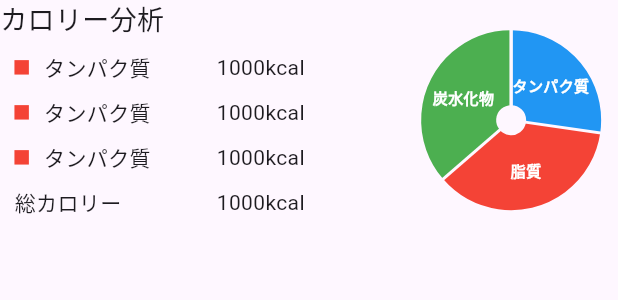
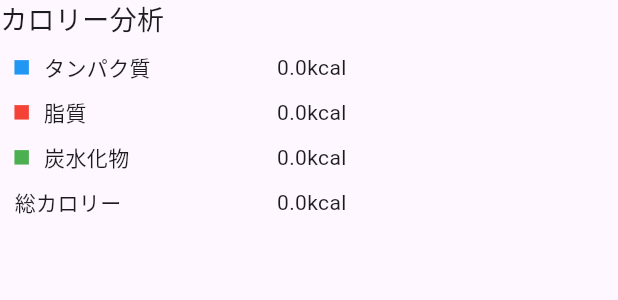
Before and after one commit to iori2513/stoy-flutter, a Flutter app: the NutritionAnalyzeDailyWidget widget shown alone on an empty page, opened directly with empty values, on a phone screen of 412 x 824 dp. Shown: the top 300 px of the screen. Run offline on Flutter 3.47's test engine with Material 3 defaults, Android fonts, the phone set to English and light mode, and no system bars; our stand-ins replace cloud_firestore, equatable, firebase_auth, firebase_core, firebase_storage, flutter_riverpod and 4 more; missing offline and left inert: flutter_calendar_week; accounts and stored records are empty; generated files the repository leaves out were written again.

Commit message:
feature: カロリー分析widget

```diff
--- a/lib/domain/entities/nutrition/nutrition.dart
+++ b/lib/domain/entities/nutrition/nutrition.dart
@@ -16,14 +16,18 @@ class Nutrition with _$Nutrition {
 
 extension NutritionExtension on Nutrition {
   double get proteinCalorie {
-    return (protein * 4);
+    return (protein * 4).floorToDouble();
   }
 
   double get fatCalorie {
-    return (fat * 9);
+    return (fat * 9).floorToDouble();
   }
 
   double get carbohydratesCalorie {
-    return (carbohydrates * 4);
+    return (carbohydrates * 4).floorToDouble();
+  }
+
+  double get totalCalorie {
+    return proteinCalorie + fatCalorie + carbohydratesCalorie;
   }
 }
--- a/lib/presentation/widgets/record/nutrition_analyze_daily_widget.dart
+++ b/lib/presentation/widgets/record/nutrition_analyze_daily_widget.dart
@@ -18,7 +18,7 @@ class NutritionAnalyzeDailyWidget extends StatelessWidget {
       child: Row(
         children: [
           SizedBox(
-            width: 220.w,
+            width: 240.w,
             child: Column(
               mainAxisAlignment: MainAxisAlignment.start,
               children: [
@@ -49,18 +49,15 @@ class NutritionAnalyzeDailyWidget extends StatelessWidget {
                                 Container(
                                   width: 10.w,
                                   height: 10.w,
-                                  color: Colors.red,
+                                  color: Colors.blue,
                                 ),
                                 const SizedBox(width: 10),
                                 const Text('タンパク質'),
                               ],
                             ),
                           ),
-                          SizedBox(
-                            width: 20.w,
-                          ),
-                          const Text('1000kcal'),
                           const Spacer(),
+                          Text('${nutrition.proteinCalorie}kcal'),
                         ],
                       ),
                       const SizedBox(height: 10),
@@ -76,15 +73,12 @@ class NutritionAnalyzeDailyWidget extends StatelessWidget {
                                   color: Colors.red,
                                 ),
                                 const SizedBox(width: 10),
-                                const Text('タンパク質'),
+                                const Text('脂質'),
                               ],
                             ),
                           ),
-                          SizedBox(
-                            width: 20.w,
-                          ),
-                          const Text('1000kcal'),
                           const Spacer(),
+                          Text('${nutrition.fatCalorie}kcal'),
                         ],
                       ),
                       const SizedBox(height: 10),
@@ -97,18 +91,15 @@ class NutritionAnalyzeDailyWidget extends StatelessWidget {
                                 Container(
                                   width: 10.w,
                                   height: 10.w,
-                                  color: Colors.red,
+                                  color: Colors.green,
                                 ),
                                 const SizedBox(width: 10),
-                                const Text('タンパク質'),
+                                const Text('炭水化物'),
                               ],
                             ),
                           ),
-                          SizedBox(
-                            width: 20.w,
-                          ),
-                          const Text('1000kcal'),
                           const Spacer(),
+                          Text('${nutrition.carbohydratesCalorie}kcal'),
                         ],
                       ),
                       const SizedBox(height: 10),
@@ -122,11 +113,8 @@ class NutritionAnalyzeDailyWidget extends StatelessWidget {
                               ],
                             ),
                           ),
-                          SizedBox(
-                            width: 20.w,
-                          ),
-                          const Text('1000kcal'),
                           const Spacer(),
+                          Text('${nutrition.totalCalorie}kcal'),
                         ],
                       ),
                       const SizedBox(height: 10),
@@ -147,7 +135,7 @@ class NutritionAnalyzeDailyWidget extends StatelessWidget {
                 sections: [
                   PieChartSectionData(
                     color: Colors.blue,
-                    value: 30,
+                    value: nutrition.proteinCalorie,
                     title: 'タンパク質',
                     radius: 50,
                     titleStyle: const TextStyle(
@@ -157,7 +145,7 @@ class NutritionAnalyzeDailyWidget extends StatelessWidget {
                   ),
                   PieChartSectionData(
                     color: Colors.red,
-                    value: 40,
+                    value: nutrition.fatCalorie,
                     title: '脂質',
                     radius: 50,
                     titleStyle: const TextStyle(
@@ -167,7 +155,7 @@ class NutritionAnalyzeDailyWidget extends StatelessWidget {
                   ),
                   PieChartSectionData(
                     color: Colors.green,
-                    value: 40,
+                    value: nutrition.carbohydratesCalorie,
                     title: '炭水化物',
                     radius: 50,
                     titleStyle: const TextStyle(
--- a/lib/presentation/widgets/record/record_diet_tab_widget.dart
+++ b/lib/presentation/widgets/record/record_diet_tab_widget.dart
@@ -1,6 +1,7 @@
 import 'package:flutter/material.dart';
 import 'package:flutter_screenutil/flutter_screenutil.dart';
 import 'package:stoy/domain/entities/diet/diet.dart';
+import 'package:stoy/domain/entities/nutrition/nutrition.dart';
 import 'package:stoy/presentation/providers/single/record/record_notifier.dart';
 import 'package:stoy/presentation/widgets/record/nutrition_analyze_daily_widget.dart';
 import 'package:stoy/presentation/widgets/record/record_diet_daily_widget.dart';
@@ -15,6 +16,18 @@ class RecordDietTabWidget extends StatelessWidget {
   final List<Diet> targetDateDietList;
   final RecordNotifier notifier;
 
+  Nutrition get totalNutrition {
+    Nutrition nutrition = const Nutrition(protein: 0, fat: 0, carbohydrates: 0);
+    for (var value in targetDateDietList) {
+      nutrition = Nutrition(
+          protein: nutrition.protein + value.nutrition.protein,
+          fat: nutrition.fat + value.nutrition.fat,
+          carbohydrates:
+              nutrition.carbohydrates + value.nutrition.carbohydrates);
+    }
+    return nutrition;
+  }
+
   @override
   Widget build(BuildContext context) {
     return Container(
@@ -22,7 +35,7 @@ class RecordDietTabWidget extends StatelessWidget {
       alignment: Alignment.centerLeft,
       child: Column(
         children: [
-          const NutritionAnalyzeDailyWidget(),
+          NutritionAnalyzeDailyWidget(nutrition: totalNutrition),
           RecordDietDailyWidget(
               targetDateDietList: targetDateDietList, notifier: notifier),
         ],
```
